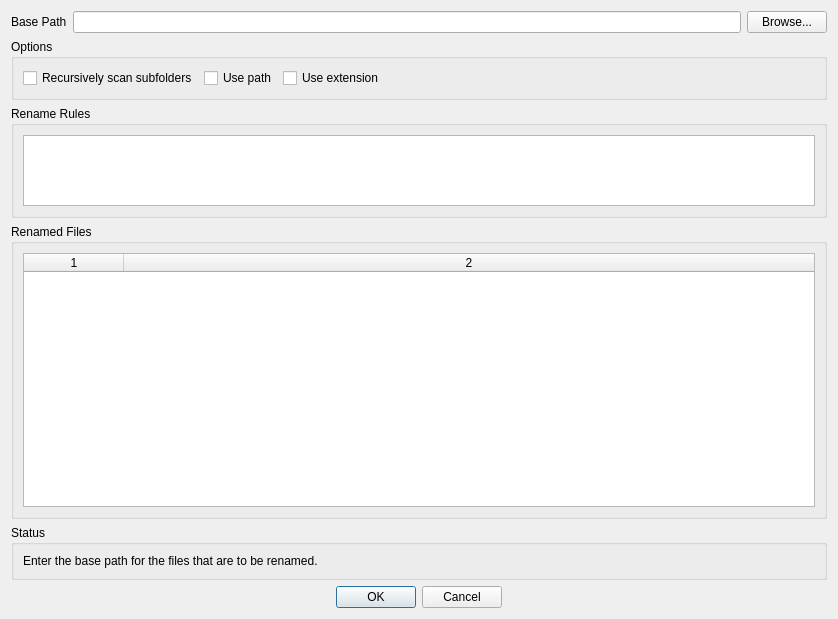
Qt form src/gui/templates/MainWindow.ui (goc9000/baon) before a commit.
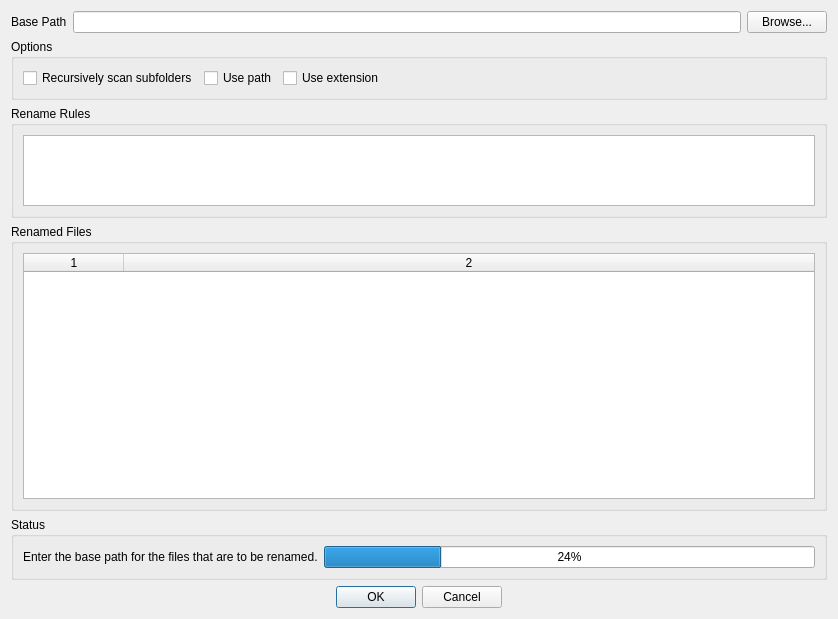
The same form after that commit. Icons and pictures are not drawn. Custom widgets are drawn as their Qt base class.

Commit message: Added threaded worker and progress bar for the file scan operation

Diff of the .ui file:
```diff
--- a/src/gui/templates/MainWindow.ui
+++ b/src/gui/templates/MainWindow.ui
@@ -165,11 +165,33 @@
      <layout class="QHBoxLayout" name="horizontalLayout_2">
       <item>
        <widget class="QLabel" name="lblStatus">
+        <property name="sizePolicy">
+         <sizepolicy hsizetype="Preferred" vsizetype="Fixed">
+          <horstretch>0</horstretch>
+          <verstretch>0</verstretch>
+         </sizepolicy>
+        </property>
+        <property name="minimumSize">
+         <size>
+          <width>0</width>
+          <height>21</height>
+         </size>
+        </property>
         <property name="text">
          <string>Enter the base path for the files that are to be renamed.</string>
         </property>
        </widget>
       </item>
+      <item>
+       <widget class="QProgressBar" name="progressBar">
+        <property name="value">
+         <number>24</number>
+        </property>
+        <property name="invertedAppearance">
+         <bool>false</bool>
+        </property>
+       </widget>
+      </item>
      </layout>
     </widget>
    </item>
```
The commit also changes 3 other files.
